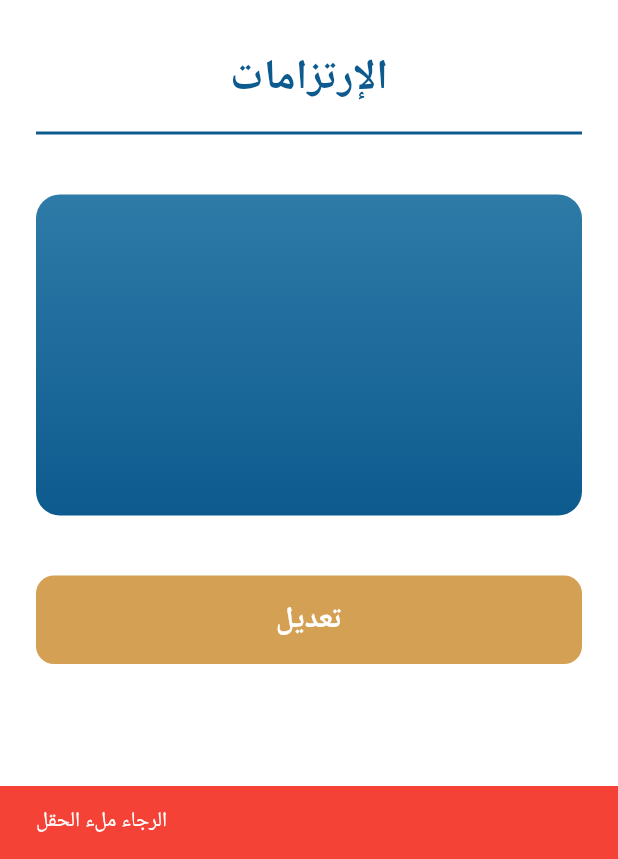
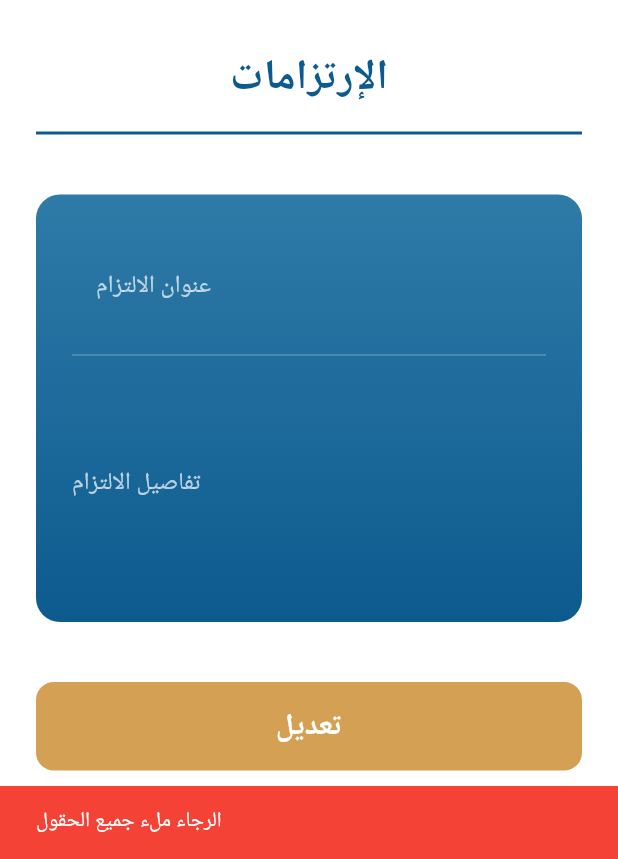
Before and after one commit to HamzaAlwajeeh/Students-Management, a Flutter app: the EditCommitmentScreen screen opened directly with empty values, after a tap on "تعديل", on a phone screen of 412 x 824 dp, the part 377-1236 px from its top. Run offline on Flutter 3.47's test engine with Material 3 defaults, Android fonts, the phone set to English and light mode, and no system bars; our stand-ins replace dio, equatable, flutter_bloc, go_router, shared_preferences, shimmer; accounts and stored records are empty; network calls fail; Roboto replaces fonts that are missing (Cairo).

Commit message:
Add token refresh mechanism to AuthInterceptor, integrate CommitmentsCubit with BLoC pattern for add/edit/delete operations, implement loading states and error handling, and add pull-to-refresh functionality to commitments screen

```diff
--- a/lib/core/services/api_services.dart
+++ b/lib/core/services/api_services.dart
@@ -17,7 +17,8 @@ class ApiService {
       connectTimeout: const Duration(seconds: 30),
       receiveTimeout: const Duration(seconds: 30),
     ));
-    dio.interceptors.add(AuthInterceptor());
+    // إضافة AuthInterceptor مع تمرير Dio للـ Token Refresh
+    dio.interceptors.add(AuthInterceptor(dio));
   }
 
   /// الحصول على Token من SharedPreferences
--- a/lib/features/admin/presentation/pages/edit_commitment_screen.dart
+++ b/lib/features/admin/presentation/pages/edit_commitment_screen.dart
@@ -1,13 +1,15 @@
 import 'package:flutter/material.dart';
+import 'package:flutter_bloc/flutter_bloc.dart';
 import 'package:almaali_university_center/core/constants/app_colors.dart';
 import 'package:almaali_university_center/core/theme/app_theme.dart';
 import 'package:almaali_university_center/core/widgets/logo_widget.dart';
 import 'package:almaali_university_center/core/widgets/admin_app_bar.dart';
 import 'package:almaali_university_center/features/admin/presentation/widgets/violation_form_card.dart';
-import 'package:almaali_university_center/features/admin/presentation/pages/commitments_screen.dart';
+import 'package:almaali_university_center/logic/cubits/commitments/commitments_cubit.dart';
+import 'package:almaali_university_center/logic/cubits/commitments/commitments_state.dart';
 
 class EditCommitmentScreen extends StatefulWidget {
-  final CommitmentItem commitment;
+  final Commitment commitment;
 
   const EditCommitmentScreen({super.key, required this.commitment});
 
@@ -16,11 +18,13 @@ class EditCommitmentScreen extends StatefulWidget {
 }
 
 class _EditCommitmentScreenState extends State<EditCommitmentScreen> {
+  late TextEditingController _titleController;
   late TextEditingController _descriptionController;
 
   @override
   void initState() {
     super.initState();
+    _titleController = TextEditingController(text: widget.commitment.title);
     _descriptionController = TextEditingController(
       text: widget.commitment.description,
     );
@@ -28,29 +32,31 @@ class _EditCommitmentScreenState extends State<EditCommitmentScreen> {
 
   @override
   void dispose() {
+    _titleController.dispose();
     _descriptionController.dispose();
     super.dispose();
   }
 
-  void _saveChanges() {
-    if (_descriptionController.text.isEmpty) {
+  Future<void> _saveChanges() async {
+    if (_titleController.text.isEmpty || _descriptionController.text.isEmpty) {
       ScaffoldMessenger.of(context).showSnackBar(
         const SnackBar(
-          content: Text('الرجاء ملء الحقل'),
+          content: Text('الرجاء ملء جميع الحقول'),
           backgroundColor: Colors.red,
         ),
       );
       return;
     }
 
-    ScaffoldMessenger.of(context).showSnackBar(
-      const SnackBar(
-        content: Text('تم حفظ التعديلات بنجاح'),
-        backgroundColor: Colors.green,
-      ),
+    final success = await context.read<CommitmentsCubit>().updateCommitment(
+      id: widget.commitment.id,
+      title: _titleController.text,
+      description: _descriptionController.text,
     );
 
+    if (success && mounted) {
       Navigator.pop(context);
+    }
   }
 
   @override
@@ -78,16 +84,24 @@ class _EditCommitmentScreenState extends State<EditCommitmentScreen> {
               const SizedBox(height: 24),
               ViolationFormCard(
                 children: [
-                  Text(
-                    widget.commitment.title,
+                  TextField(
+                    controller: _titleController,
+                    textAlign: TextAlign.right,
                     style: const TextStyle(
                       fontSize: 18,
                       fontWeight: FontWeight.bold,
                       color: AppColors.textLight,
                     ),
-                    textAlign: TextAlign.right,
+                    decoration: const InputDecoration(
+                      labelText: 'عنوان الالتزام',
+                      labelStyle: TextStyle(color: Colors.white70),
+                      border: InputBorder.none,
+                      enabledBorder: InputBorder.none,
+                      focusedBorder: InputBorder.none,
                     ),
-                  const SizedBox(height: 20),
+                  ),
+                  const Divider(color: Colors.white24),
+                  const SizedBox(height: 10),
                   TextField(
                     controller: _descriptionController,
                     textAlign: TextAlign.right,
@@ -97,6 +111,8 @@ class _EditCommitmentScreenState extends State<EditCommitmentScreen> {
                       fontSize: 16,
                     ),
                     decoration: const InputDecoration(
+                      labelText: 'تفاصيل الالتزام',
+                      labelStyle: TextStyle(color: Colors.white70),
                       border: InputBorder.none,
                       enabledBorder: InputBorder.none,
                       focusedBorder: InputBorder.none,
@@ -106,12 +122,36 @@ class _EditCommitmentScreenState extends State<EditCommitmentScreen> {
                 ],
               ),
               const SizedBox(height: 24),
-              Padding(
+
+              // زر التعديل مع حالة التحميل
+              BlocConsumer<CommitmentsCubit, CommitmentsState>(
+                listener: (context, state) {
+                  if (state.successMessage != null) {
+                    ScaffoldMessenger.of(context).showSnackBar(
+                      SnackBar(
+                        content: Text(state.successMessage!),
+                        backgroundColor: Colors.green,
+                      ),
+                    );
+                    context.read<CommitmentsCubit>().clearSuccess();
+                  }
+                  if (state.errorMessage != null) {
+                    ScaffoldMessenger.of(context).showSnackBar(
+                      SnackBar(
+                        content: Text(state.errorMessage!),
+                        backgroundColor: Colors.red,
+                      ),
+                    );
+                    context.read<CommitmentsCubit>().clearError();
+                  }
+                },
+                builder: (context, state) {
+                  return Padding(
                     padding: const EdgeInsets.symmetric(horizontal: 24),
                     child: SizedBox(
                       width: double.infinity,
                       child: ElevatedButton(
-                    onPressed: _saveChanges,
+                        onPressed: state.isSubmitting ? null : _saveChanges,
                         style: ElevatedButton.styleFrom(
                           backgroundColor: AppColors.primaryGold,
                           padding: const EdgeInsets.symmetric(vertical: 16),
@@ -119,7 +159,16 @@ class _EditCommitmentScreenState extends State<EditCommitmentScreen> {
                             borderRadius: BorderRadius.circular(12),
                           ),
                         ),
-                    child: const Text(
+                        child: state.isSubmitting
+                            ? const SizedBox(
+                                width: 24,
+                                height: 24,
+                                child: CircularProgressIndicator(
+                                  color: AppColors.textLight,
+                                  strokeWidth: 2,
+                                ),
+                              )
+                            : const Text(
                                 'تعديل',
                                 style: TextStyle(
                                   fontSize: 20,
@@ -129,6 +178,8 @@ class _EditCommitmentScreenState extends State<EditCommitmentScreen> {
                               ),
                       ),
                     ),
+                  );
+                },
               ),
               const SizedBox(height: 24),
             ],
--- /dev/null
+++ b/lib/features/commitments/data/models/commitment_model.dart
@@ -0,0 +1,56 @@
+/// نموذج بيانات الالتزام - متوافق مع API
+class Commitment {
+  final int id;
+  final String title;
+  final String description;
+  final String? date;
+  final DateTime? createdAt;
+  final DateTime? updatedAt;
+
+  const Commitment({
+    required this.id,
+    required this.title,
+    required this.description,
+    this.date,
+    this.createdAt,
+    this.updatedAt,
+  });
+
+  factory Commitment.fromJson(Map<String, dynamic> json) => Commitment(
+    id: json['id'] as int,
+    title: json['title'] as String? ?? '',
+    description: json['description'] as String? ?? '',
+    date: json['date'] as String?,
+    createdAt: json['created_at'] != null
+        ? DateTime.tryParse(json['created_at'].toString()) : null,
+    updatedAt: json['updated_at'] != null
+        ? DateTime.tryParse(json['updated_at'].toString()) : null,
+  );
+
+  Map<String, dynamic> toJson() => {
+    'title': title,
+    'description': description,
+    if (date != null) 'date': date,
+  };
+
+  Commitment copyWith({
+    int? id,
+    String? title,
+    String? description,
+    String? date,
+    DateTime? createdAt,
+    DateTime? updatedAt,
+  }) {
+    return Commitment(
+      id: id ?? this.id,
+      title: title ?? this.title,
+      description: description ?? this.description,
+      date: date ?? this.date,
+      createdAt: createdAt ?? this.createdAt,
+      updatedAt: updatedAt ?? this.updatedAt,
+    );
+  }
+
+  @override
+  String toString() => 'Commitment(id: $id, title: $title)';
+}
--- a/lib/logic/cubits/commitments/commitments_state.dart
+++ b/lib/logic/cubits/commitments/commitments_state.dart
@@ -1,45 +1,42 @@
 import 'package:equatable/equatable.dart';
+import 'package:almaali_university_center/features/commitments/data/models/commitment_model.dart';
 
-/// نموذج بيانات الالتزام
-class Commitment {
-  final String id;
-  final String title;
-  final String description;
-  final String date;
-
-  const Commitment({
-    required this.id,
-    required this.title,
-    required this.description,
-    required this.date,
-  });
-}
+export 'package:almaali_university_center/features/commitments/data/models/commitment_model.dart';
 
 /// حالة الالتزامات - صف واحد بسيط مع copyWith
 class CommitmentsState extends Equatable {
   final bool isLoading;
+  final bool isSubmitting;
   final List<Commitment> commitments;
   final String? errorMessage;
+  final String? successMessage;
 
   const CommitmentsState({
     this.isLoading = false,
+    this.isSubmitting = false,
     this.commitments = const [],
     this.errorMessage,
+    this.successMessage,
   });
 
   CommitmentsState copyWith({
     bool? isLoading,
+    bool? isSubmitting,
     List<Commitment>? commitments,
     String? errorMessage,
+    String? successMessage,
     bool clearError = false,
+    bool clearSuccess = false,
   }) {
     return CommitmentsState(
       isLoading: isLoading ?? this.isLoading,
+      isSubmitting: isSubmitting ?? this.isSubmitting,
       commitments: commitments ?? this.commitments,
       errorMessage: clearError ? null : (errorMessage ?? this.errorMessage),
+      successMessage: clearSuccess ? null : (successMessage ?? this.successMessage),
     );
   }
 
   @override
-  List<Object?> get props => [isLoading, commitments, errorMessage];
+  List<Object?> get props => [isLoading, isSubmitting, commitments, errorMessage, successMessage];
 }
```
Also changed, not shown: lib/core/services/auth_interceptor.dart (+73 -4 lines), lib/features/admin/presentation/pages/add_commitment_screen.dart (+49 -13 lines), lib/features/admin/presentation/pages/commitments_screen.dart (+57 -66 lines), lib/logic/cubits/auth/auth_cubit.dart (+2 -6 lines), lib/logic/cubits/commitments/commitments_cubit.dart (+112 -9 lines). Lines whose indentation alone changed are shown as unchanged.
